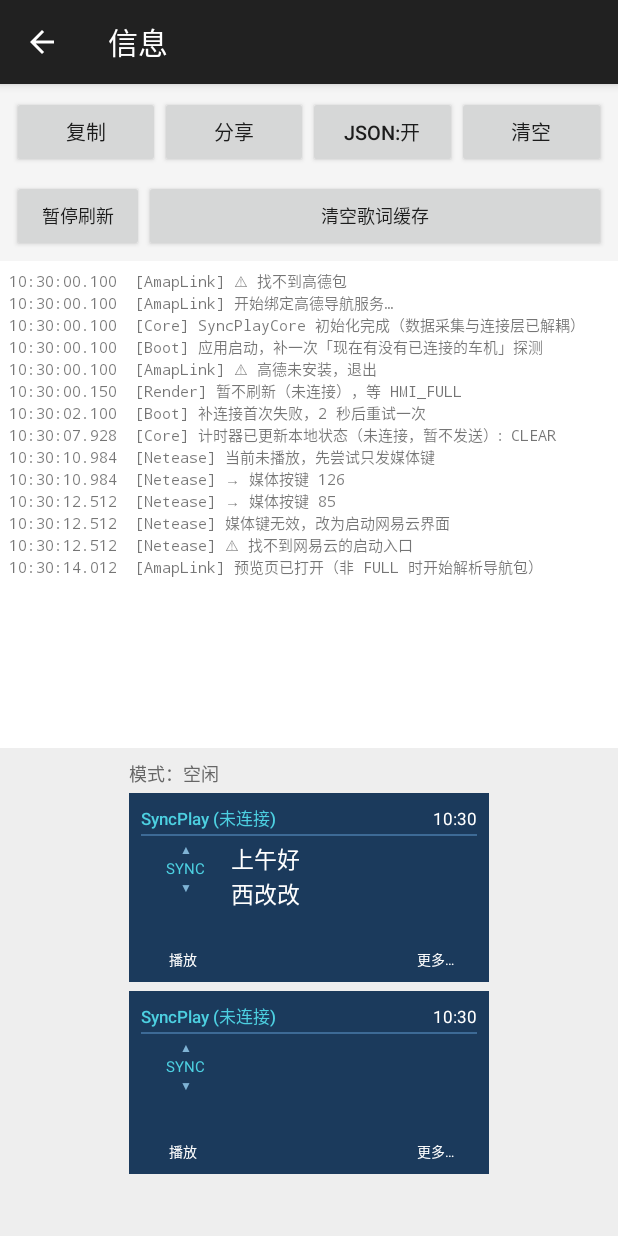
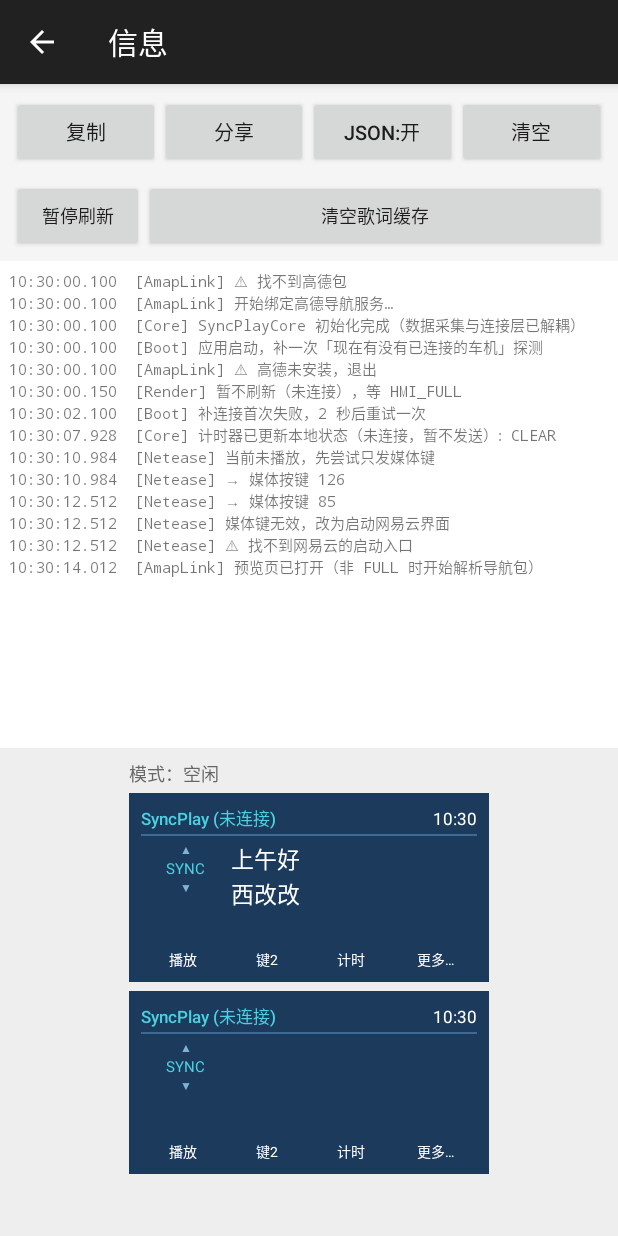
Before and after one commit to Heriyadi235/SyncPlay, an Android app: the LogActivity screen opened directly, with no data from a screen before it, on a phone screen of 412 x 824 dp. Run offline under Robolectric (Android 15) with nearby library versions, the phone set to English and light mode, and no system bars; libraries missing offline, so code that uses them is left out: com.atilika.kuromoji, com.smartdevicelink.managers, com.smartdevicelink.protocol, com.smartdevicelink.proxy, com.smartdevicelink.transport and 1 more; pictures from the network do not load.

Commit message:
底栏第 3 格做成「计时」键（三态循环）+ 计时激活时高亮
## 1) 软键布局

    格1 播放/暂停(9001) | 格2 键2(9002) | 格3 计时(9003) | 格4 更多…（车机自带）

- softKeyCount 默认由 1 改为 3（SOFT_KEY_DEFAULT），否则第 3 格不存在
- getSoftKeyTexts() 第 3 格固定返回「计时」，文字不随状态变
- 「软键测试」循环 1~12 保留；<3 时计时键会被挤掉，>3 时第 4 格起仍是「键4」…

## 2) 三态循环（CommandRouter.handleTimerKey）

    未激活 --点--> COUNTUP
    走秒中 --点--> PAUSE
    暂停中 --点--> CLEAR
    清零后 --点--> 又回到 COUNTUP

依据 StateRenderer.isTimerActive() / isTimerRunning() 判定，所以对倒计时同样适用
（先开 5 分钟倒计时，按这个键也是先暂停、再清零）。

## 3) 高亮

用 SDL 的 SoftButton.setIsHighlighted()。规则：计时激活时高亮第 3 格，清零后取消。
- ScreenFrame 新增 highlightIndex 字段承载（预览画成琥珀色）
- stamp() 把它算进指纹，否则高亮变化不会重发 Show
- ScreenPreviewView 支持高亮渲染

## 实测

底栏三个键正常渲染；点正计时后：
  「计时」变琥珀色高亮、「§」出现在 track 前、时钟 00:05 走表
清零后高亮取消、§ 消失。

注：软键点击回调（OnButtonPress CUSTOM_BUTTON 9003）只能在车机上验证，
手机预览是静态 View 点不到。

```diff
--- a/app/src/main/java/com/xigaigai/syncglance/display/ScreenFrame.java
+++ b/app/src/main/java/com/xigaigai/syncglance/display/ScreenFrame.java
@@ -40,12 +40,21 @@ public final class ScreenFrame {
     /** 底栏我们下发的软键文字（第 4 格「更多…」由车机自带，不在这里） */
     public String[] softKeys = new String[0];
 
+    /**
+     * 需要高亮的软键下标（-1 = 都不高亮）。
+     *
+     * 对应 SDL 的 {@code SoftButton.setIsHighlighted(true)} —— 车机会把那格画成选中态。
+     * 目前只用来标「计时」键：计时激活时高亮，清零后取消。
+     */
+    public int highlightIndex = -1;
+
     /** HMI 是否 FULL（决定标题栏是否标注「未连接」） */
     public boolean connected;
 
     /** 内容指纹，用于「内容没变就不重发 Show」 */
     public String stamp() {
         return stateLabel + "|" + f1 + "|" + f2 + "|" + f3 + "|" + f4 + "|" + mediaTrack
-                + "|sk=" + java.util.Arrays.toString(softKeys);
+                + "|sk=" + java.util.Arrays.toString(softKeys)
+                + "|hl=" + highlightIndex;
     }
 }
--- a/app/src/main/java/com/xigaigai/syncglance/display/ScreenPreviewView.java
+++ b/app/src/main/java/com/xigaigai/syncglance/display/ScreenPreviewView.java
@@ -187,23 +187,26 @@ public class ScreenPreviewView {
      *   · 我们发的软键（Show.softButtons）从左往右占位
      *   · 第 4 格固定是车机自带的「更多…」
      *   · 我们的软键占满 4 格时，「更多…」会被挤掉（按实车见到的样子画）
+     *   · {@link ScreenFrame#highlightIndex} 指向的那格画成高亮（车机选中态）
      */
     private void renderSoftKeys(String[] keys) {
         final int used = 0xFFFFFFFF;      // 有内容的软键：白色
         final int empty = 0xFF5A7A9A;     // 空格子：暗蓝
         final int moreColor = 0xFFFFFFFF; // 「更多…」：车机自带
+        final int highlight = 0xFFFFD24A; // 高亮（选中）态：仪表盘那种琥珀色
 
         final TextView[] s1 = {tvS1A, tvS1B, tvS1C, tvS1D};
         final TextView[] s2 = {tvS2A, tvS2B, tvS2C, tvS2D};
 
         int n = keys == null ? 0 : keys.length;
+        int hl = frame == null ? -1 : frame.highlightIndex;
 
         for (int i = 0; i < 4; i++) {
             String text;
             int color;
             if (i < n) {
                 text = keys[i];
-                color = used;
+                color = (i == hl) ? highlight : used;
             } else if (i == 3 && n < 4) {
                 text = "更多…";
                 color = moreColor;
--- a/app/src/main/java/com/xigaigai/syncglance/display/StateRenderer.java
+++ b/app/src/main/java/com/xigaigai/syncglance/display/StateRenderer.java
@@ -102,7 +102,13 @@ public class StateRenderer {
      */
     public static final int SOFT_KEY_MAX = 12;
 
-    private volatile int softKeyCount = 1;
+    private volatile int softKeyCount = SOFT_KEY_DEFAULT;
+
+    /** 默认软键数：播放/暂停、测试键、计时 */
+    public static final int SOFT_KEY_DEFAULT = 3;
+
+    /** 第 3 格固定是「计时」键（下标 2） */
+    public static final int TIMER_KEY_INDEX = 2;
 
     public void setSoftKeyCount(int n) {
         this.softKeyCount = Math.max(1, Math.min(SOFT_KEY_MAX, n));
@@ -127,20 +133,35 @@ public class StateRenderer {
     /**
      * 底栏要显示的全部软键文本（预览用）。
      *
-     * 第 1 格永远是播放/暂停；后面 softKeyCount-1 个是测试键「键2」「键3」…
-     * 和 doShow() 里构造 SoftButton 的逻辑保持一致。
+     * 固定布局（共 4 格，第 4 格「更多…」由车机自带）：
+     * <pre>
+     *   格1 播放/暂停   格2 测试键   格3 计时
+     *   9001           9002        9003
+     * </pre>
+     * 「软键测试」把数量调到 >3 时，第 4 格起追加「键4」「键5」…；
+     * 调到 <3 时计时键会跟着消失（那是测试模式，属预期）。
      */
     public java.util.List<String> getSoftKeyTexts() {
         java.util.List<String> out = new java.util.ArrayList<>();
         out.add(getSoftKey1());
         for (int i = 2; i <= softKeyCount; i++) {
-            out.add("\u952e" + i);                        // 「键2」「键3」…
+            if (i - 1 == TIMER_KEY_INDEX) {
+                out.add("\u8ba1\u65f6");                     // 「计时」：始终显示这几个字
+            } else {
+                out.add("\u952e" + i);                       // 「键2」「键4」…
+            }
         }
         return out;
     }
 
-    /** 软键 ID：第 1 格固定 9001，测试软键从 9002 起 */
+    /** 软键 ID：第 1 格固定 9001，依次 +1（计时键 = 9003） */
     public static final int SOFT_BUTTON_ID = 9001;
+
+    /** 需要高亮的软键下标：计时激活时高亮「计时」格，否则不高亮 */
+    private int highlightIndex() {
+        if (!timerActive) return -1;
+        return softKeyCount > TIMER_KEY_INDEX ? TIMER_KEY_INDEX : -1;
+    }
 
     // ---- 节流 ----
     private boolean dirty = true;
@@ -453,7 +474,7 @@ public class StateRenderer {
         s.setMediaTrack(frame.mediaTrack == null ? "" : frame.mediaTrack);
         s.setAlignment(TextAlignment.LEFT_ALIGNED);
 
-        // ★ 软键：第 1 格固定播放/暂停，后面按测试模式追加。
+        // ★ 软键：第 1 格播放/暂停，第 3 格计时，其余测试键。
         //   车机底栏共 4 格，最后一格「更多…」是车机自带的。
         try {
             java.util.List<SoftButton> keys = new java.util.ArrayList<>();
@@ -463,6 +484,8 @@ public class StateRenderer {
                 b.setText(frame.softKeys[i]);
                 b.setSoftButtonID(SOFT_BUTTON_ID + i);
                 b.setSystemAction(SystemAction.DEFAULT_ACTION);
+                // 计时激活时把「计时」格高亮（车机画成选中态）
+                b.setIsHighlighted(i == frame.highlightIndex);
                 keys.add(b);
             }
             s.setSoftButtons(keys);
@@ -588,9 +611,11 @@ public class StateRenderer {
         // ★ 第 3 行右侧：计时器「指令」，不是算好的读数
         f.clock = currentClockInstruction();
 
-        // ★ 底栏软键（第 1 格播放/暂停，其余是测试键）
+        // ★ 底栏软键（第 1 格播放/暂停，第 3 格计时，其余是测试键）
         java.util.List<String> keys = getSoftKeyTexts();
         f.softKeys = keys.toArray(new String[0]);
+        // ★ 计时激活时高亮「计时」格（车机画成选中态）
+        f.highlightIndex = highlightIndex();
 
         return f;
     }
```
Also changed, not shown: app/src/main/java/com/xigaigai/syncglance/activity/MainActivity.java (+8 -6 lines), app/src/main/java/com/xigaigai/syncglance/service/CommandRouter.java (+34 -0 lines), 1 other file.
